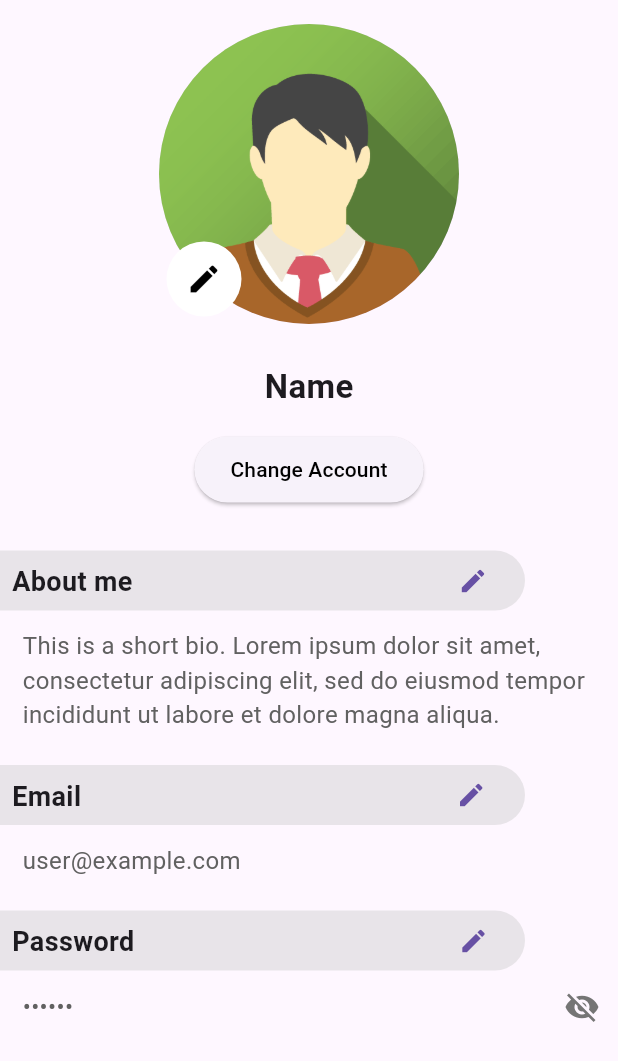
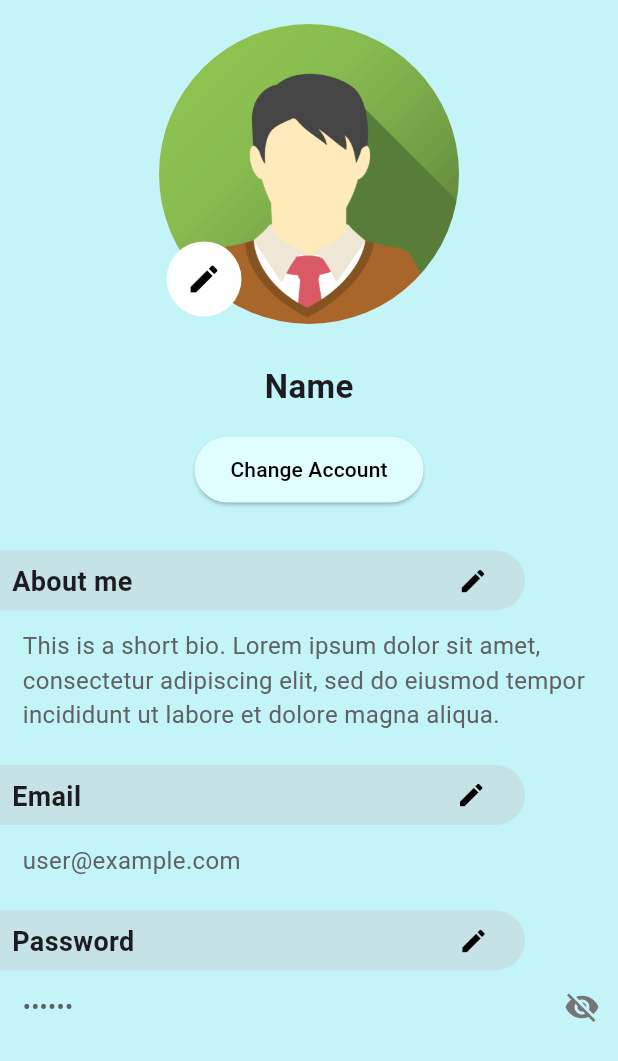
Before and after one commit to Gabo1234567890/Startify, a Flutter app: the ProfilePage screen opened directly, on a phone screen of 412 x 824 dp. Shown: the top 1061 px of the screen. Run offline on Flutter 3.47's test engine with Material 3 defaults, Android fonts, the phone set to English and light mode, and no system bars.

Commit message:
style changes

```diff
--- /dev/null
+++ b/frontend/startify/lib/light_and_dark_theme.dart
@@ -0,0 +1,114 @@
+import 'package:flutter/material.dart';
+
+void main() {
+  runApp(MyApp());
+}
+
+final ThemeData lightTheme = ThemeData(
+  brightness: Brightness.light,
+  scaffoldBackgroundColor: Color.fromRGBO(195, 244, 248, 1),
+  iconTheme: const IconThemeData(color: Colors.black),
+  appBarTheme: const AppBarTheme(
+    backgroundColor: Color.fromRGBO(206, 252, 255, 1), // AppBar color
+    foregroundColor: Colors.black, // Text & icons color
+  ),
+  elevatedButtonTheme: ElevatedButtonThemeData(
+    style: ElevatedButton.styleFrom(
+      backgroundColor:
+          Color.fromRGBO(224, 253, 255, 1), // Button color in light mode
+      foregroundColor: Colors.black,
+    ),
+  ),
+  bottomNavigationBarTheme: BottomNavigationBarThemeData(
+    backgroundColor: Color.fromRGBO(206, 252, 255, 1),
+    selectedItemColor: Color.fromRGBO(224, 253, 255, 1), // Selected item color
+    unselectedItemColor:
+        Color.fromRGBO(206, 252, 255, 1), // Unselected item color
+  ),
+);
+
+final ThemeData darkTheme = ThemeData(
+  brightness: Brightness.dark,
+  scaffoldBackgroundColor: Color(0xFF213349),
+  iconTheme: const IconThemeData(color: Colors.white),
+  appBarTheme: const AppBarTheme(
+    backgroundColor: Color(0xFF213349), // AppBar color
+    foregroundColor: Colors.white, // Text & icons color
+  ),
+  elevatedButtonTheme: ElevatedButtonThemeData(
+    style: ElevatedButton.styleFrom(
+      backgroundColor: Color(0xFF2D526C), // Button color in dark mode
+      foregroundColor: Colors.white,
+    ),
+  ),
+  bottomNavigationBarTheme: BottomNavigationBarThemeData(
+    backgroundColor: Color(0xFF213349),
+    selectedItemColor: Colors.blueAccent, // Selected item color
+    unselectedItemColor: Colors.grey, // Unselected item color
+  ),
+);
+
+class MyApp extends StatefulWidget {
+  @override
+  _MyAppState createState() => _MyAppState();
+}
+
+class _MyAppState extends State<MyApp> {
+  bool _isDarkMode = false;
+
+  void _toggleTheme() {
+    setState(() {
+      _isDarkMode = !_isDarkMode;
+    });
+  }
+
+  @override
+  Widget build(BuildContext context) {
+    return MaterialApp(
+      theme: _isDarkMode ? darkTheme : lightTheme,
+      home: Scaffold(
+        appBar: AppBar(
+          title: Text('Theme Switcher'),
+          actions: [
+            IconButton(
+              icon: Icon(_isDarkMode ? Icons.light_mode : Icons.dark_mode),
+              onPressed: _toggleTheme,
+            ),
+          ],
+        ),
+        body: Center(
+          child: ElevatedButton(
+            onPressed: () {},
+            child: Text('Test Button'),
+          ),
+        ),
+        bottomNavigationBar: BottomNavigationBar(
+          backgroundColor:
+              Theme.of(context).bottomNavigationBarTheme.backgroundColor,
+          selectedItemColor:
+              Theme.of(context).bottomNavigationBarTheme.selectedItemColor,
+          unselectedItemColor:
+              Theme.of(context).bottomNavigationBarTheme.unselectedItemColor,
+          items: const <BottomNavigationBarItem>[
+            BottomNavigationBarItem(
+              icon: Icon(Icons.home),
+              label: 'Home',
+            ),
+            BottomNavigationBarItem(
+              icon: Icon(Icons.business),
+              label: 'Business',
+            ),
+            BottomNavigationBarItem(
+              icon: Icon(Icons.school),
+              label: 'School',
+            ),
+          ],
+          currentIndex: 0, // Set the current index
+          onTap: (int index) {
+            // Handle tap
+          },
+        ),
+      ),
+    );
+  }
+}
```
Also changed, not shown: frontend/startify/lib/main.dart (+4 -3 lines), frontend/startify/lib/widgets/nav_bar_widget.dart (+5 -10 lines).
